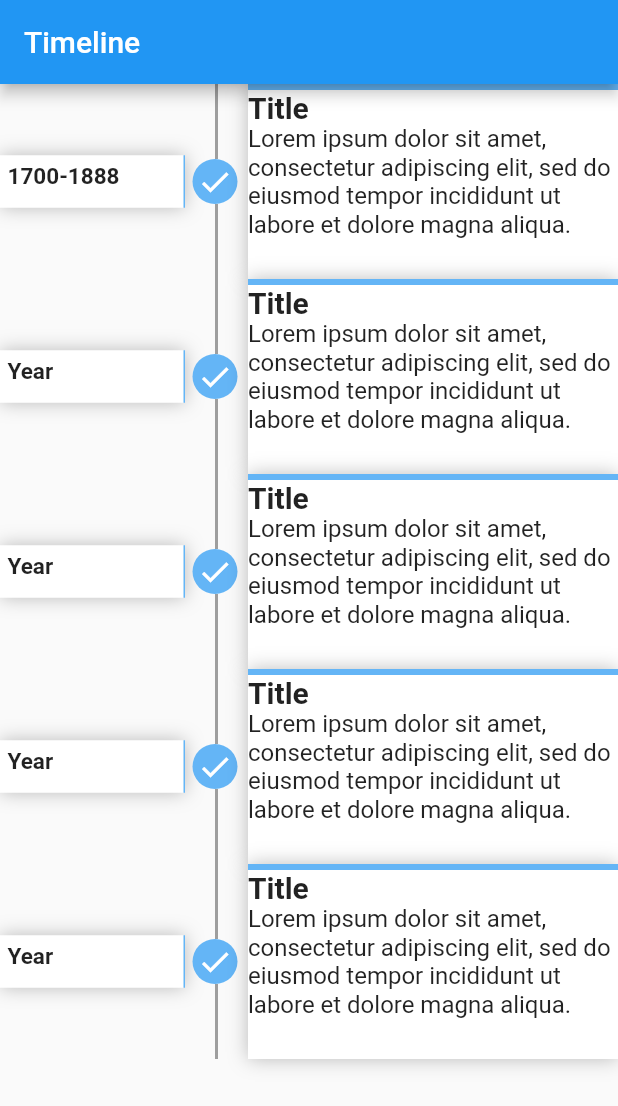
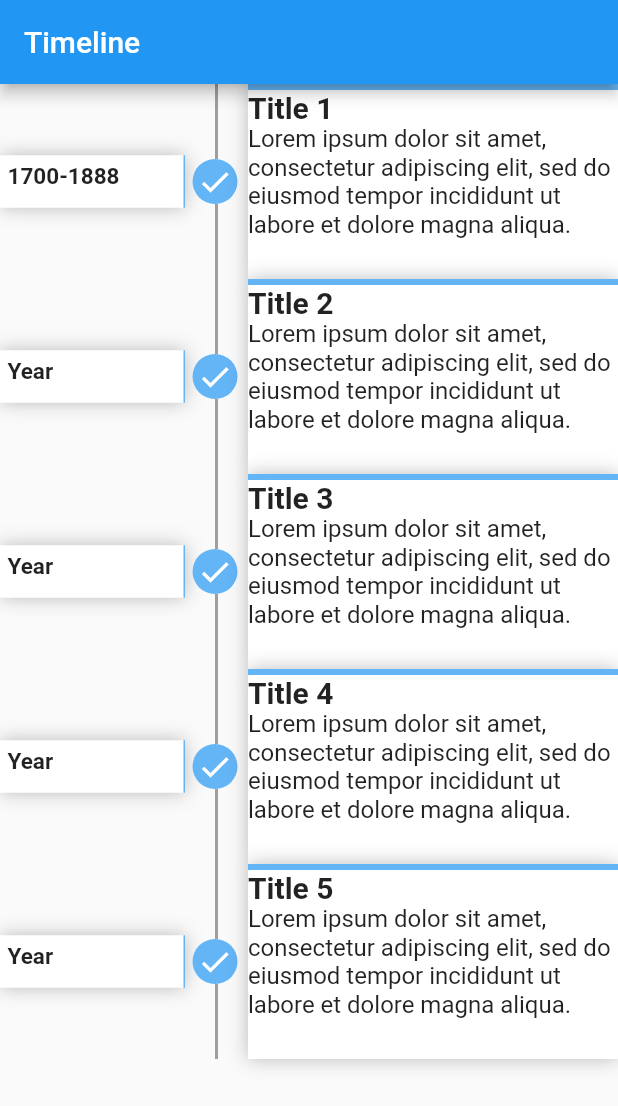
Before and after one commit to samKenpachi011/Flutter-Simple-TimeLine, a Flutter app: the screen it shows after launch, on a phone screen of 412 x 824 dp. Shown: the top 1106 px of the screen. Run offline on Flutter 3.47's test engine with Material 2 defaults, Android fonts, the phone set to English and light mode, and no system bars.

```diff
--- a/lib/main.dart
+++ b/lib/main.dart
@@ -1,5 +1,6 @@
 import 'package:flutter/material.dart';
 import 'TimelineCard.dart';
+import 'DetailsScreen.dart';
 
 void main() => runApp(TimelineApp());
 
@@ -44,8 +45,18 @@ class _TimelineState extends State<Timeline> {
       child: ListView.builder(
           itemCount: 5,
           itemBuilder: (context, index) {
-            return Container(
+            return GestureDetector(
+                onTap: () {
+                  Navigator.push(
+                    context,
+                    MaterialPageRoute(
+                      builder: (context) =>
+                          DetailsScreen(timelineCard: timeline[index]),
+                    ),
+                  );
+                },
                 //row
+                child: Container(
                   child: Row(
                     children: <Widget>[
                       Expanded(
@@ -55,7 +66,8 @@ class _TimelineState extends State<Timeline> {
                         decoration: BoxDecoration(
                             color: Colors.white,
                             border: Border(
-                          right: BorderSide(width: 1, color: Colors.blue[300]),
+                              right:
+                                  BorderSide(width: 1, color: Colors.blue[300]),
                             ),
                             boxShadow: [
                               BoxShadow(blurRadius: 10, color: Colors.black26)
@@ -106,7 +118,8 @@ class _TimelineState extends State<Timeline> {
                                     top: BorderSide(
                                         width: 4, color: Colors.blue[300])),
                                 boxShadow: [
-                              BoxShadow(blurRadius: 10, color: Colors.black26)
+                                  BoxShadow(
+                                      blurRadius: 10, color: Colors.black26)
                                 ]),
                             height: 130,
                             child: Column(
@@ -115,7 +128,8 @@ class _TimelineState extends State<Timeline> {
                                 Text(
                                   timeline[index].title,
                                   style: TextStyle(
-                                  fontSize: 20, fontWeight: FontWeight.bold),
+                                      fontSize: 20,
+                                      fontWeight: FontWeight.bold),
                                 ),
                                 Text(timeline[index].description,
                                     style: TextStyle(fontSize: 16)),
@@ -124,7 +138,7 @@ class _TimelineState extends State<Timeline> {
                           ))
                     ],
                   ),
-            );
+                ));
           }),
     );
   }
@@ -133,32 +147,31 @@ class _TimelineState extends State<Timeline> {
     List<TimelineCard> timelineCard = [];
 
     timelineCard.add(TimelineCard(
-        'Title',
+        'Title 1',
         'Lorem ipsum dolor sit amet, consectetur adipiscing elit, sed do eiusmod tempor incididunt ut labore et dolore magna aliqua. ',
         '1700-1888',
         Icons.check));
     timelineCard.add(TimelineCard(
-        'Title',
+        'Title 2',
         'Lorem ipsum dolor sit amet, consectetur adipiscing elit, sed do eiusmod tempor incididunt ut labore et dolore magna aliqua. ',
         'Year',
         Icons.check));
     timelineCard.add(TimelineCard(
-        'Title',
+        'Title 3',
         'Lorem ipsum dolor sit amet, consectetur adipiscing elit, sed do eiusmod tempor incididunt ut labore et dolore magna aliqua. ',
         'Year',
         Icons.check));
     timelineCard.add(TimelineCard(
-        'Title',
+        'Title 4',
         'Lorem ipsum dolor sit amet, consectetur adipiscing elit, sed do eiusmod tempor incididunt ut labore et dolore magna aliqua. ',
         'Year',
         Icons.check));
     timelineCard.add(TimelineCard(
-        'Title',
+        'Title 5',
         'Lorem ipsum dolor sit amet, consectetur adipiscing elit, sed do eiusmod tempor incididunt ut labore et dolore magna aliqua. ',
         'Year',
         Icons.check));
 
-
     return timelineCard;
   }
 }
```
Also changed, not shown: lib/DetailsScreen.dart (added, +23 -0 lines). Lines whose indentation alone changed are shown as unchanged.
